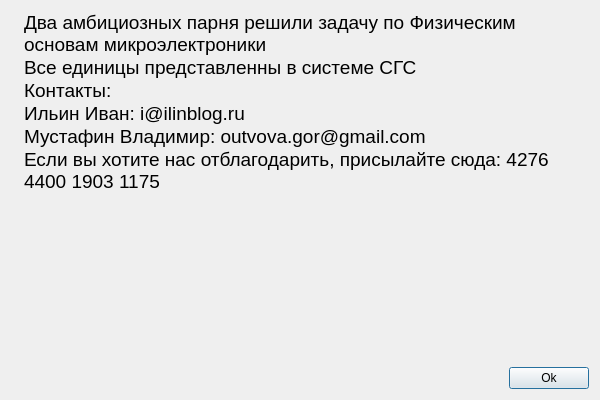
Before: the Qt Designer form QT Part/information.ui in Geridok/StatisticsOfElectronicHoles, drawn with Qt 5.
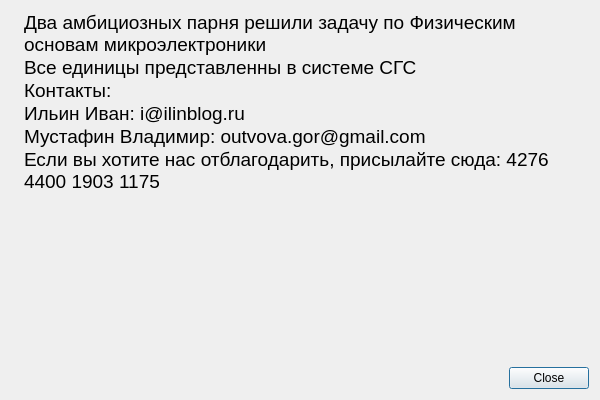
After: the same form once the commit is applied.

Diff of the .ui file:
```diff
--- a/QT Part/information.ui
+++ b/QT Part/information.ui
@@ -36,7 +36,7 @@
       </size>
      </property>
      <property name="text">
-      <string>Ok</string>
+      <string>Close</string>
      </property>
     </widget>
    </item>
```
